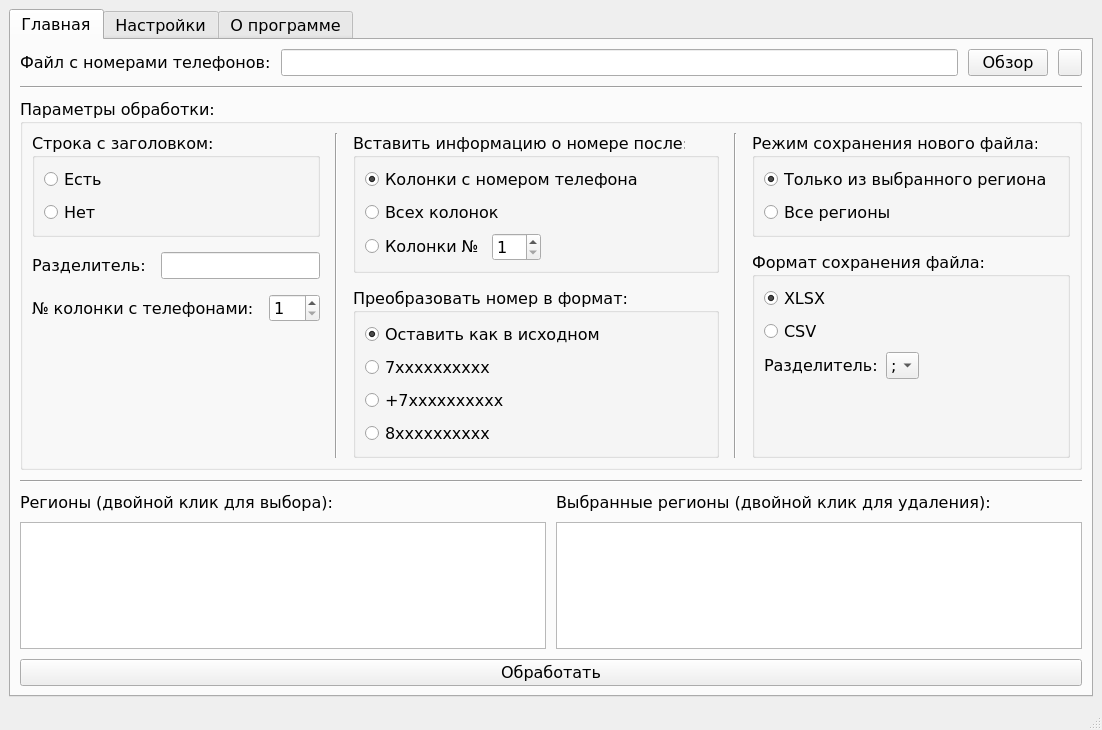
The window that UI.ui (PowNey-code/PhoneArray) describes before a commit, drawn with Qt 5.
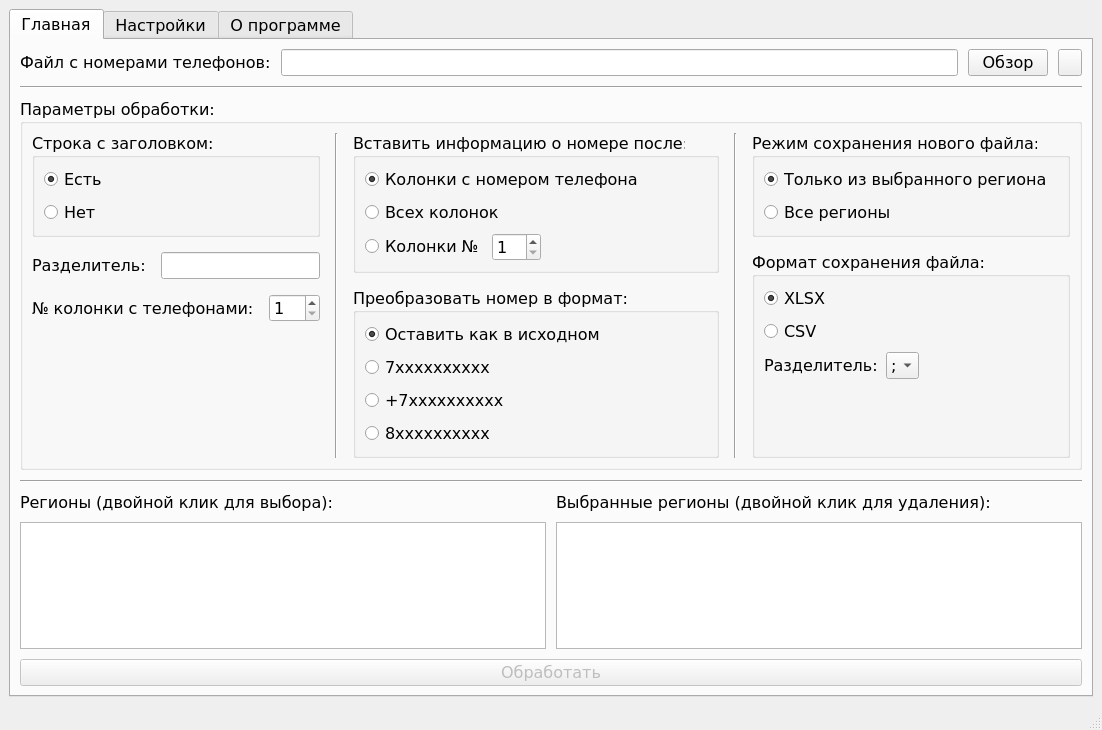
The same window after the commit.

Patch:
```diff
--- a/UI.ui
+++ b/UI.ui
@@ -115,6 +115,9 @@
                   <property name="text">
                    <string>Есть</string>
                   </property>
+                  <property name="checked">
+                   <bool>true</bool>
+                  </property>
                  </widget>
                 </item>
                 <item>
@@ -515,7 +518,10 @@
          </layout>
         </item>
         <item>
-         <widget class="QPushButton" name="pushButton_3">
+         <widget class="QPushButton" name="BTN_Render">
+          <property name="enabled">
+           <bool>false</bool>
+          </property>
           <property name="text">
            <string>Обработать</string>
           </property>
```
Left out of the diff: 12 changed lines with no effect on the pictures.
